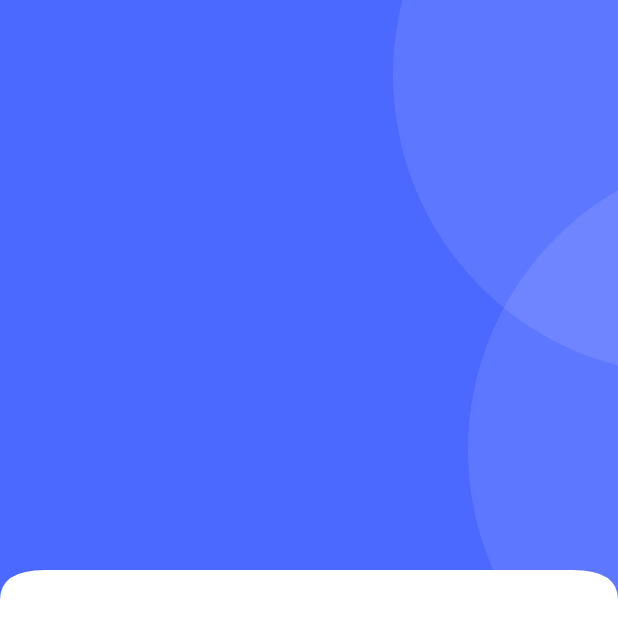
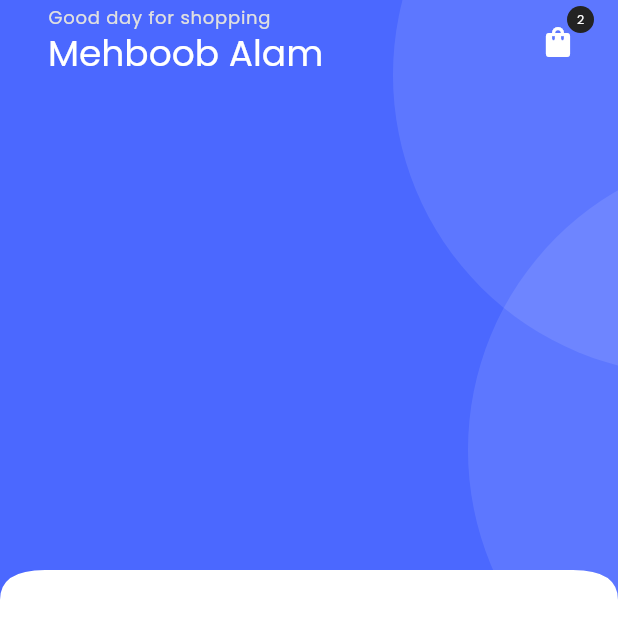
Before and after one commit to Mehboob-alam1/EcommerceFlutterApplication, a Flutter app: the HomeScreen screen opened directly, on a phone screen of 412 x 824 dp. Shown: the top 638 px of the screen. Run offline on Flutter 3.47's test engine with Material 3 defaults, Android fonts, the phone set to English and light mode, and no system bars; our stand-ins replace get, get_storage, iconsax, logger, smooth_page_indicator; accounts and stored records are empty; project files that could hold a hidden picture were left out.

Commit message:
home app bar added to the home screen along with cart item icon and batch to the icon

```diff
--- /dev/null
+++ b/lib/common/widgets/appbar/appbar.dart
@@ -0,0 +1,44 @@
+import 'package:ecommerce/utils/constants/sizes.dart';
+import 'package:ecommerce/utils/devices/device_utility.dart';
+import 'package:flutter/material.dart';
+import 'package:get/get.dart';
+import 'package:iconsax/iconsax.dart';
+
+class TAppBar extends StatelessWidget implements PreferredSizeWidget {
+  const TAppBar(
+      {super.key,
+      this.title,
+      this.showBackArrow = false,
+      this.leadingIcon,
+      this.actions,
+      this.leadingOnPressed});
+
+  final Widget? title;
+  final bool showBackArrow;
+  final IconData? leadingIcon;
+  final List<Widget>? actions;
+  final VoidCallback? leadingOnPressed;
+
+  @override
+  Widget build(BuildContext context) {
+    return Padding(
+      padding: const EdgeInsets.symmetric(horizontal: TSizes.md),
+      child: AppBar(
+        automaticallyImplyLeading: false,
+        leading: showBackArrow
+            ? IconButton(
+                onPressed: () => Get.back(),
+                icon: const Icon(Iconsax.arrow_left))
+            : leadingIcon != null
+                ? IconButton(
+                    onPressed: leadingOnPressed, icon: Icon(leadingIcon))
+                : null,
+        title: title,
+        actions: actions,
+      ),
+    );
+  }
+
+  @override
+  Size get preferredSize => Size.fromHeight(TDeviceUtils.getAppBarHeight());
+}
--- /dev/null
+++ b/lib/common/widgets/products/cart_menu_icon.dart
@@ -0,0 +1,36 @@
+import 'package:flutter/material.dart';
+
+import '../../../utils/constants/colors.dart';
+
+
+class TCarrContainerIcon extends StatelessWidget {
+  const TCarrContainerIcon({
+    super.key, required this.iconColor, required this.onPressed,
+  });
+
+  final Color iconColor;
+  final VoidCallback onPressed;
+
+  @override
+  Widget build(BuildContext context) {
+    return Stack(
+      children: [
+        IconButton(onPressed: onPressed, icon:  Icon(Icons.shopping_bag,color: iconColor)),
+        Positioned(
+          right:0,
+          child: Container(
+            width: 18,
+            height: 18,
+            decoration: BoxDecoration(
+                color: TColor.black,
+                borderRadius: BorderRadius.circular(18)
+            ),
+            child: Center(
+              child: Text("2",style: Theme.of(context).textTheme.labelLarge!.apply(color: TColor.white,fontSizeFactor: 0.7)),
+            ),
+          ),
+        )
+      ],
+    );
+  }
+}
--- a/lib/features/shop/screens/home/home.dart
+++ b/lib/features/shop/screens/home/home.dart
@@ -1,3 +1,4 @@
+import 'package:ecommerce/features/shop/screens/home/widgets/home_appbar.dart';
 import 'package:flutter/material.dart';
 
 import '../../../../common/widgets/custom_shapes/containers/primary_header_container.dart';
@@ -7,12 +8,16 @@ class HomeScreen extends StatelessWidget {
 
   @override
   Widget build(BuildContext context) {
-    return  Scaffold(
+    return   const Scaffold(
       body: SingleChildScrollView(
         child: Column(
           children: [
             TPrimaryHeaderContainer(
-              child:Container(),
+              child:Column(
+                children: [
+                  THomeAppBar()
+                ],
+              ),
             ),
           ],
         ),
--- /dev/null
+++ b/lib/features/shop/screens/home/widgets/home_appbar.dart
@@ -0,0 +1,33 @@
+import 'package:flutter/material.dart';
+
+import '../../../../../common/widgets/appbar/appbar.dart';
+import '../../../../../common/widgets/products/cart_menu_icon.dart';
+import '../../../../../utils/constants/colors.dart';
+import '../../../../../utils/constants/text_strings.dart';
+
+
+class THomeAppBar extends StatelessWidget {
+  const THomeAppBar({
+    super.key,
+  });
+
+  @override
+  Widget build(BuildContext context) {
+    return TAppBar(
+      title: Column(
+        crossAxisAlignment: CrossAxisAlignment.start,
+        children: [
+          Text(TTexts.homeAppbarTitle,style: Theme.of(context).textTheme.labelMedium!.apply(color: TColor.grey)),
+          Text(TTexts.homeAppbarSubTitle,style: Theme.of(context).textTheme.headlineSmall!.apply(color: TColor.white)),
+        ],
+
+      ),
+      actions: [
+        TCarrContainerIcon(
+          iconColor: TColor.white,
+          onPressed: (){},
+        )
+      ],
+    );
+  }
+}
--- a/lib/utils/constants/text_strings.dart
+++ b/lib/utils/constants/text_strings.dart
@@ -63,7 +63,7 @@ class TTexts {
 
   // -- Home
   static const String homeAppbarTitle = "Good day for shopping";
-  static const String homeAppbarSubTitle = "Taimoor Sikander";
+  static const String homeAppbarSubTitle = "Mehboob Alam";
 
 
 }
```
